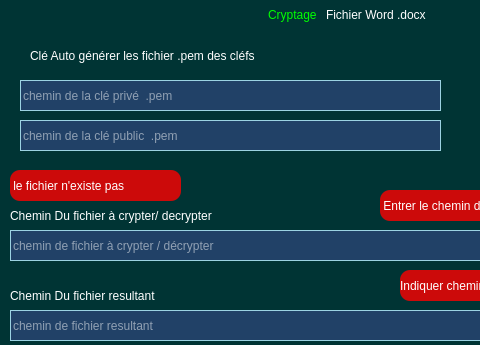
Before: the Qt Designer form cryptofichier.ui in MassinissaLab/file_encryption, drawn with Qt 5; both pictures show x 0 to 480 and y 0 to 345 of the 681 by 461 pixel window.
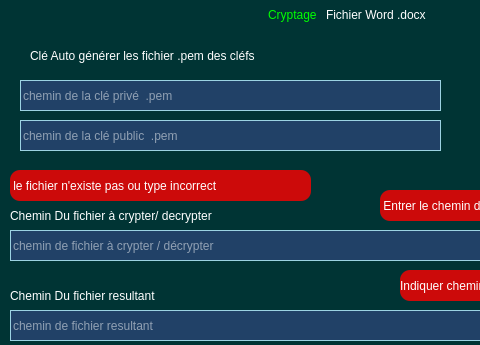
After: the same form once the commit is applied. Icons and pictures are not drawn.

```diff
--- a/cryptofichier.ui
+++ b/cryptofichier.ui
@@ -228,7 +228,7 @@
      <rect>
       <x>10</x>
       <y>170</y>
-      <width>171</width>
+      <width>301</width>
       <height>31</height>
      </rect>
     </property>
@@ -239,7 +239,7 @@
 font: 12pt &quot;Century Gothic&quot;;</string>
     </property>
     <property name="text">
-     <string> le fichier n'existe pas </string>
+     <string> le fichier n'existe pas ou type incorrect</string>
     </property>
    </widget>
    <widget class="QLabel" name="msg_4">
```
